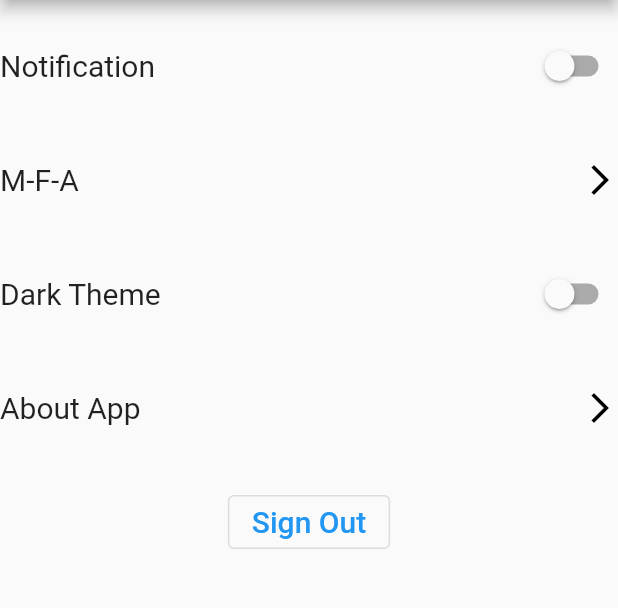
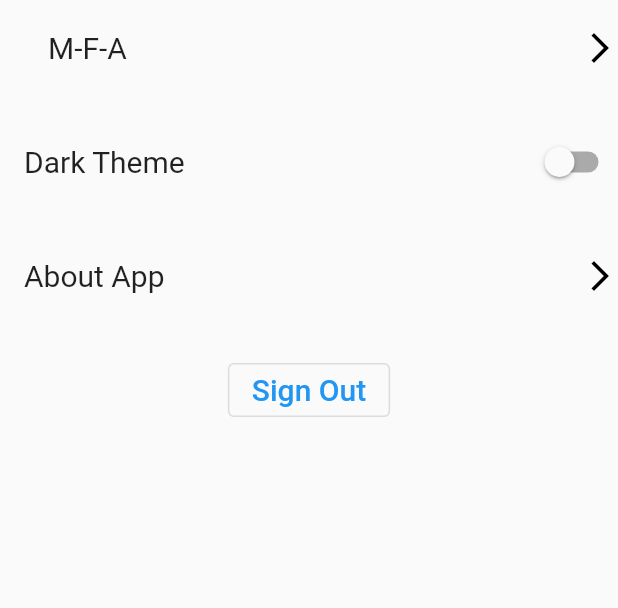
Before and after one commit to mhitesh-2309/settings_, a Flutter app: the screen it shows after launch, after a tap on the "settings" icon, on a phone screen of 412 x 824 dp, the part 84-692 px from its top. Run offline on Flutter 3.47's test engine with Material 2 defaults, Android fonts, the phone set to English and light mode, and no system bars; our stand-ins replace get, google_fonts; Roboto replaces fonts that are missing (Acme).

Commit message:
removed notifications, added pages for about and mfa.

```diff
--- a/lib/Settings_page.dart
+++ b/lib/Settings_page.dart
@@ -1,7 +1,11 @@
 import 'package:flutter/material.dart';
+import 'package:get/get_core/get_core.dart';
+import 'package:get/get_navigation/get_navigation.dart';
 import 'package:google_fonts/google_fonts.dart';
 import 'package:provider/provider.dart';
 import 'package:settings_mod/Theme_provider.dart';
+import 'package:settings_mod/about_page.dart';
+import 'package:settings_mod/m_f_a.dart';
 
 class Settings_page extends StatefulWidget {
   const Settings_page({super.key});
@@ -17,6 +21,7 @@ class _Settings_pageState extends State<Settings_page> {
   Widget build(BuildContext context) {
     return Scaffold(
       appBar: AppBar(
+        elevation: 0,
         title: Text(
           "Settings",
           style: GoogleFonts.acme(),
@@ -25,22 +30,46 @@ class _Settings_pageState extends State<Settings_page> {
       body: Container(
         child: Column(
           children: [
+            // Padding(
+            //   padding: const EdgeInsets.only(top: 20),
+            //   child: Row(
+            //     mainAxisAlignment: MainAxisAlignment.spaceBetween,
+            //     children: [
+            //       Padding(
+            //         padding: const EdgeInsets.only(left: 16, right: 16),
+            //         child: Text(
+            //           "Notification",
+            //           style: GoogleFonts.acme(fontSize: 20),
+            //         ),
+            //       ),
+            //       Switch(
+            //           value: perm,
+            //           onChanged: (newperm) {
+            //             setState(() {
+            //               perm = newperm;
+            //             });
+            //           })
+            //     ],
+            //   ),
+            // ),
             Padding(
               padding: const EdgeInsets.only(top: 20),
               child: Row(
                 mainAxisAlignment: MainAxisAlignment.spaceBetween,
                 children: [
-                  Text(
-                    "Notification",
-                    style: GoogleFonts.acme(fontSize: 20),
+                  Padding(
+                    padding: const EdgeInsets.only(left: 16, right: 16),
+                    child: Padding(
+                      padding: const EdgeInsets.only(left: 16, right: 16),
+                      child:
+                          Text("M-F-A", style: GoogleFonts.acme(fontSize: 20)),
+                    ),
                   ),
-                  Switch(
-                      value: perm,
-                      onChanged: (newperm) {
-                        setState(() {
-                          perm = newperm;
-                        });
-                      })
+                  InkWell(
+                      onTap: () {
+                        Get.to(m_f_a());
+                      },
+                      child: Icon(Icons.arrow_forward_ios, color: Colors.black))
                 ],
               ),
             ),
@@ -49,19 +78,12 @@ class _Settings_pageState extends State<Settings_page> {
               child: Row(
                 mainAxisAlignment: MainAxisAlignment.spaceBetween,
                 children: [
-                  Text("M-F-A", style: GoogleFonts.acme(fontSize: 20)),
-                  Icon(Icons.arrow_forward_ios, color: Colors.black)
-                ],
-              ),
-            ),
-            Padding(
-              padding: const EdgeInsets.only(top: 40),
-              child: Row(
-                mainAxisAlignment: MainAxisAlignment.spaceBetween,
-                children: [
-                  Text(
-                    "Dark Theme",
-                    style: GoogleFonts.acme(fontSize: 20),
+                  Padding(
+                    padding: const EdgeInsets.only(left: 16, right: 16),
+                    child: Text(
+                      "Dark Theme",
+                      style: GoogleFonts.acme(fontSize: 20),
+                    ),
                   ),
                   Consumer<Theme_provider>(
                     builder: (context, provider, child) {
@@ -81,8 +103,16 @@ class _Settings_pageState extends State<Settings_page> {
               child: Row(
                 mainAxisAlignment: MainAxisAlignment.spaceBetween,
                 children: [
-                  Text("About App", style: GoogleFonts.acme(fontSize: 20)),
-                  Icon(Icons.arrow_forward_ios, color: Colors.black)
+                  Padding(
+                    padding: const EdgeInsets.only(left: 16, right: 16),
+                    child: Text("About App",
+                        style: GoogleFonts.acme(fontSize: 20)),
+                  ),
+                  InkWell(
+                      onTap: () {
+                        Get.to(About_page());
+                      },
+                      child: Icon(Icons.arrow_forward_ios, color: Colors.black))
                 ],
               ),
             ),
--- a/lib/home.dart
+++ b/lib/home.dart
@@ -16,6 +16,7 @@ class _homeState extends State<home> {
   Widget build(BuildContext context) {
     return Scaffold(
       appBar: AppBar(
+        elevation: 0,
         title: Text(
           "Home",
           style: GoogleFonts.acme(),
```
Also changed, not shown: lib/about_page.dart (added, +26 -0 lines), lib/m_f_a.dart (added, +23 -0 lines).
